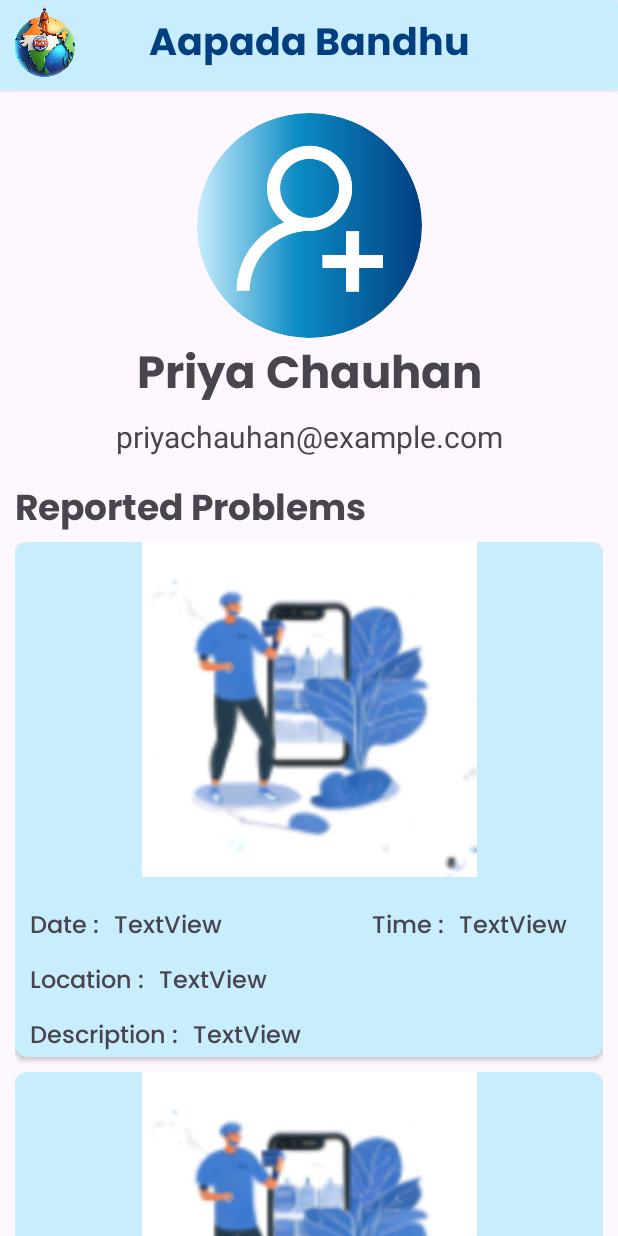
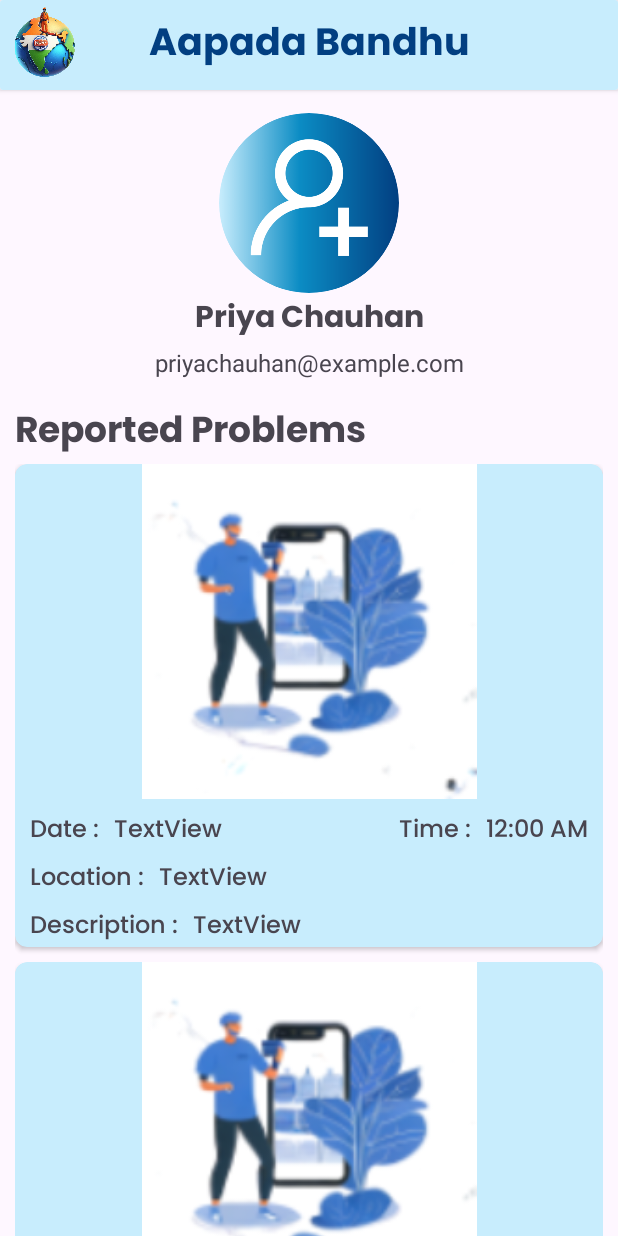
Before and after one commit to VanshPunia007/AapadaBandhu, an Android app: the layout fragment_profile.xml on its own in the app's theme, with its tools: preview values and no code run, on a phone screen of 412 x 824 dp. Run offline under Robolectric (Android 15) with nearby library versions, the phone set to English and light mode, and no system bars.

Commit message:
Main Activity done

```diff
--- a/app/src/main/java/com/priyavansh/aapadabandhu/MainActivity.kt
+++ b/app/src/main/java/com/priyavansh/aapadabandhu/MainActivity.kt
@@ -19,6 +19,7 @@ class MainActivity : AppCompatActivity() {
 
         binding = ActivityMainBinding.inflate(layoutInflater)
         setContentView(binding.root)
+
         val navView: BottomNavigationView = binding.navView
         val navController = findNavController(R.id.nav_host_fragment_activity_main)
         navView.setupWithNavController(navController)
--- a/app/src/main/res/layout/fragment_home.xml
+++ b/app/src/main/res/layout/fragment_home.xml
@@ -82,8 +82,10 @@
             android:layout_marginEnd="8dp"
             android:background="@drawable/search_view_shape"
             android:iconifiedByDefault="false"
-            android:queryHint="Search for a city"
-            android:searchIcon="@drawable/sos"
+            android:queryHint="Search here..."
+            android:searchIcon="@drawable/search"
+            android:inputType="text"
+            android:imeOptions="actionSearch"
             app:layout_constraintEnd_toEndOf="parent"
             app:layout_constraintStart_toStartOf="parent"
             app:layout_constraintTop_toTopOf="parent" />
--- a/app/src/main/res/layout/fragment_profile.xml
+++ b/app/src/main/res/layout/fragment_profile.xml
@@ -49,8 +49,8 @@
 
     <de.hdodenhof.circleimageview.CircleImageView
         android:id="@+id/profile_image"
-        android:layout_width="150dp"
-        android:layout_height="150dp"
+        android:layout_width="120dp"
+        android:layout_height="120dp"
         android:layout_marginTop="15dp"
         android:src="@drawable/add_user"
         app:layout_constraintEnd_toEndOf="parent"
@@ -63,8 +63,7 @@
         android:layout_height="wrap_content"
         android:fontFamily="@font/poppins_bold"
         android:text="Priya Chauhan"
-        android:textSize="30sp"
-        android:textStyle="bold"
+        android:textSize="20sp"
         app:layout_constraintEnd_toEndOf="@+id/profile_image"
         app:layout_constraintStart_toStartOf="@+id/profile_image"
         app:layout_constraintTop_toBottomOf="@+id/profile_image" />
@@ -74,7 +73,7 @@
         android:layout_width="wrap_content"
         android:layout_height="wrap_content"
         android:text="priyachauhan@example.com"
-        android:textSize="20sp"
+        android:textSize="16sp"
         app:layout_constraintEnd_toEndOf="@+id/name"
         app:layout_constraintStart_toStartOf="@+id/name"
         app:layout_constraintTop_toBottomOf="@+id/name" />
--- a/app/src/main/res/layout/news_item.xml
+++ b/app/src/main/res/layout/news_item.xml
@@ -43,7 +43,7 @@
             app:layout_constraintTop_toTopOf="@+id/imageView7" />
 
         <TextView
-            android:id="@+id/description"
+            android:id="@+id/tv14"
             android:layout_width="0dp"
             android:layout_height="wrap_content"
             android:layout_marginTop="8dp"
--- a/app/src/main/res/layout/user_report.xml
+++ b/app/src/main/res/layout/user_report.xml
@@ -23,67 +23,65 @@
             app:layout_constraintTop_toTopOf="parent" />
 
         <TextView
-            android:id="@+id/date"
+            android:id="@+id/tv8"
             android:layout_width="wrap_content"
             android:layout_height="wrap_content"
             android:layout_marginStart="10dp"
-            android:layout_marginTop="20dp"
+            android:layout_marginTop="8dp"
             android:layout_marginEnd="17dp"
             android:fontFamily="@font/poppins_medium"
             android:text="Date :"
             android:textSize="16sp"
-            app:layout_constraintEnd_toStartOf="@+id/textView8"
+            app:layout_constraintEnd_toStartOf="@+id/date"
             app:layout_constraintStart_toStartOf="parent"
             app:layout_constraintTop_toBottomOf="@+id/imageView3" />
 
         <TextView
-            android:id="@+id/textView8"
+            android:id="@+id/date"
             android:layout_width="wrap_content"
             android:layout_height="wrap_content"
             android:layout_marginStart="10dp"
             android:fontFamily="@font/poppins_medium"
             android:text="TextView"
             android:textSize="16sp"
-            app:layout_constraintStart_toEndOf="@+id/date"
-            app:layout_constraintTop_toTopOf="@+id/date" />
+            app:layout_constraintStart_toEndOf="@+id/tv8"
+            app:layout_constraintTop_toTopOf="@+id/tv8" />
+
+        <TextView
+            android:id="@+id/tv10"
+            android:layout_width="wrap_content"
+            android:layout_height="wrap_content"
+            android:layout_marginEnd="10dp"
+            android:fontFamily="@font/poppins_medium"
+            android:text="Time :"
+            android:textSize="16sp"
+            app:layout_constraintEnd_toStartOf="@+id/time"
+            app:layout_constraintTop_toTopOf="@+id/tv8" />
 
         <TextView
             android:id="@+id/time"
             android:layout_width="wrap_content"
             android:layout_height="wrap_content"
-            android:layout_marginStart="100dp"
+            android:layout_marginEnd="10dp"
             android:fontFamily="@font/poppins_medium"
-            android:text="Time :"
+            android:text="12:00 AM"
             android:textSize="16sp"
-            app:layout_constraintEnd_toStartOf="@+id/textView10"
-            app:layout_constraintStart_toEndOf="@+id/textView8"
-            app:layout_constraintTop_toTopOf="@+id/date" />
+            app:layout_constraintEnd_toEndOf="parent"
+            app:layout_constraintTop_toTopOf="@+id/tv10" />
 
         <TextView
-            android:id="@+id/textView10"
+            android:id="@+id/tv9"
             android:layout_width="wrap_content"
             android:layout_height="wrap_content"
-            android:layout_marginStart="10dp"
+            android:layout_marginTop="5dp"
             android:fontFamily="@font/poppins_medium"
-            android:text="TextView"
+            android:text="Location :"
             android:textSize="16sp"
-            app:layout_constraintStart_toEndOf="@id/time"
-            app:layout_constraintTop_toTopOf="@+id/time" />
+            app:layout_constraintStart_toStartOf="@+id/tv8"
+            app:layout_constraintTop_toBottomOf="@+id/tv8" />
 
         <TextView
             android:id="@+id/location"
-            android:layout_width="wrap_content"
-            android:layout_height="wrap_content"
-            android:layout_marginTop="10dp"
-            android:layout_marginEnd="13dp"
-            android:fontFamily="@font/poppins_medium"
-            android:text="Location :"
-            android:textSize="16sp"
-            app:layout_constraintStart_toStartOf="@+id/date"
-            app:layout_constraintTop_toBottomOf="@+id/date" />
-
-        <TextView
-            android:id="@+id/textView12"
             android:layout_width="wrap_content"
             android:layout_height="wrap_content"
             android:layout_marginStart="10dp
@@ -91,31 +89,30 @@
             android:fontFamily="@font/poppins_medium"
             android:text="TextView"
             android:textSize="16sp"
-            app:layout_constraintStart_toEndOf="@+id/location"
-            app:layout_constraintTop_toTopOf="@+id/location" />
+            app:layout_constraintStart_toEndOf="@+id/tv9"
+            app:layout_constraintTop_toTopOf="@+id/tv9" />
+
+        <TextView
+            android:id="@+id/tv14"
+            android:layout_width="wrap_content"
+            android:layout_height="wrap_content"
+            android:layout_marginTop="5dp"
+            android:fontFamily="@font/poppins_medium"
+            android:text="Description :"
+            android:textSize="16sp"
+            app:layout_constraintStart_toStartOf="@+id/tv9"
+            app:layout_constraintTop_toBottomOf="@+id/tv9" />
 
         <TextView
             android:id="@+id/description"
-            android:layout_width="wrap_content"
-            android:layout_height="wrap_content"
-            android:layout_marginTop="10dp"
-            android:layout_marginEnd="11dp"
-            android:fontFamily="@font/poppins_medium"
-            android:text="Description :"
-            android:textSize="16sp"
-            app:layout_constraintStart_toStartOf="@+id/location"
-            app:layout_constraintTop_toBottomOf="@+id/location" />
-
-        <TextView
-            android:id="@+id/textView14"
             android:layout_width="wrap_content"
             android:layout_height="wrap_content"
             android:layout_marginStart="10dp"
             android:fontFamily="@font/poppins_medium"
             android:text="TextView"
             android:textSize="16sp"
-            app:layout_constraintStart_toEndOf="@id/description"
-            app:layout_constraintTop_toTopOf="@+id/description" />
+            app:layout_constraintStart_toEndOf="@id/tv14"
+            app:layout_constraintTop_toTopOf="@+id/tv14" />
     </androidx.constraintlayout.widget.ConstraintLayout>
 
 </androidx.cardview.widget.CardView>
--- a/app/src/main/res/menu/bottom_nav_menu.xml
+++ b/app/src/main/res/menu/bottom_nav_menu.xml
@@ -12,6 +12,6 @@
 
     <item
         android:id="@+id/profile"
-        android:icon="@drawable/user"
+        android:icon="@drawable/profile"
         android:title="Profile" />
 </menu>
--- a/app/src/main/res/values-night/themes.xml
+++ b/app/src/main/res/values-night/themes.xml
@@ -1,7 +1,14 @@
 <resources xmlns:tools="http://schemas.android.com/tools">
     <!-- Base application theme. -->
     <style name="Base.Theme.AapadaBandhu" parent="Theme.Material3.DayNight.NoActionBar">
-        <!-- Customize your dark theme here. -->
-        <!-- <item name="colorPrimary">@color/my_dark_primary</item> -->
+        <item name="android:statusBarColor">@color/black</item>
+        <!-- Primary brand color. -->
+        <item name="colorPrimary">@color/light_blue</item>
+        <item name="colorPrimaryVariant">@color/light_blue</item>
+        <item name="colorOnPrimary">@color/light_blue</item>
+        <!-- Secondary brand color. -->
+        <item name="colorSecondary">@color/dark_blue</item>
+        <item name="colorSecondaryVariant">@color/dark_blue</item>
+        <item name="colorOnSecondary">@color/light_blue</item>
     </style>
 </resources>
--- a/app/src/main/res/values/colors.xml
+++ b/app/src/main/res/values/colors.xml
@@ -1,6 +1,7 @@
 <?xml version="1.0" encoding="utf-8"?>
 <resources>
     <color name="black">#FF000000</color>
+    <color name="gray">#373737</color>
     <color name="white">#FFFFFFFF</color>
     <color name="dark_blue">#023f81</color>
     <color name="light_blue">#c8edfd</color>
--- a/app/src/main/res/values/themes.xml
+++ b/app/src/main/res/values/themes.xml
@@ -1,7 +1,7 @@
 <resources xmlns:tools="http://schemas.android.com/tools">
     <!-- Base application theme. -->
     <style name="Base.Theme.AapadaBandhu" parent="Theme.Material3.DayNight.NoActionBar">
-        <item name="android:statusBarColor">@color/dark_blue</item>
+        <item name="android:statusBarColor">@color/black</item>
         <!-- Primary brand color. -->
         <item name="colorPrimary">@color/dark_blue</item>
         <item name="colorPrimaryVariant">@color/dark_blue</item>
```
Also changed, not shown: app/src/main/res/drawable/search.xml (added, +14 -0 lines), app/src/main/res/layout/activity_login_screen.xml (+16 -4 lines), app/src/main/res/layout/activity_main.xml (+13 -3 lines), app/src/main/res/drawable/camera.png, app/src/main/res/drawable/home.png, app/src/main/res/drawable/map.png, app/src/main/res/drawable/profile.png (added).
